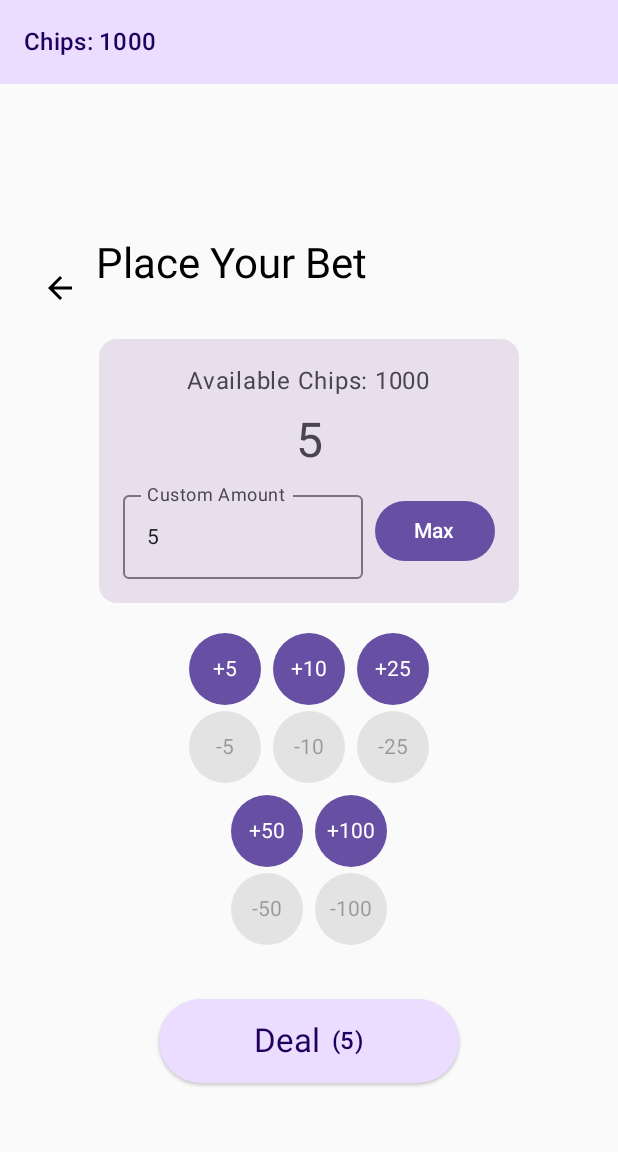
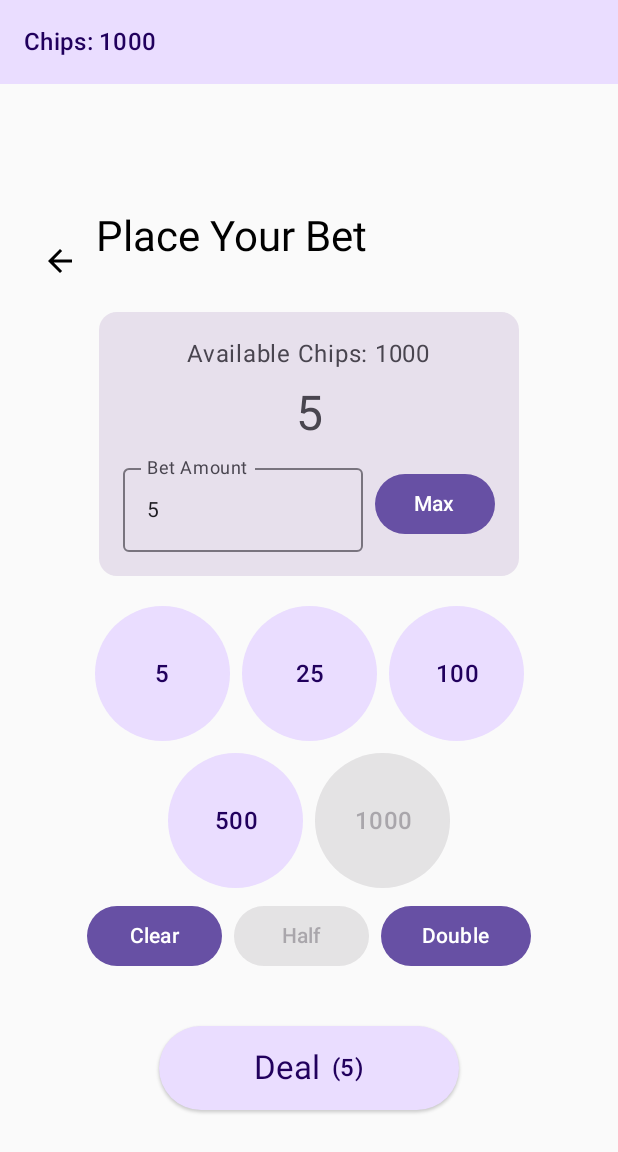
Before and after one commit to smbock42/CSC-436, an Android app built with Jetpack Compose: the BlackjackScreen screen opened through its navigation route, on a phone screen of 412 x 824 dp. Shown: the top 1152 px of the screen. Run offline under Robolectric (Android 15) with nearby library versions, the phone set to English and light mode, and no system bars.

Commit message:
feat: update BettingScreen to handle bet input as string, improve chip management, and add quick action buttons

```diff
--- a/BlackjackGame/app/src/main/java/com/sambock/blackjackgame/ui/BettingScreen.kt
+++ b/BlackjackGame/app/src/main/java/com/sambock/blackjackgame/ui/BettingScreen.kt
@@ -4,11 +4,11 @@ import androidx.compose.foundation.layout.*
 import androidx.compose.foundation.text.KeyboardOptions
 import androidx.compose.material.icons.Icons
 import androidx.compose.material.icons.automirrored.filled.ArrowBack
-import androidx.compose.material.icons.filled.ArrowBack
 import androidx.compose.material3.*
 import androidx.compose.runtime.*
 import androidx.compose.ui.Alignment
 import androidx.compose.ui.Modifier
+import androidx.compose.ui.text.style.TextAlign
 import androidx.compose.ui.text.input.KeyboardType
 import androidx.compose.ui.unit.dp
 import androidx.navigation.NavController
@@ -20,7 +20,7 @@ fun BettingScreen(
     navController: NavController,
     modifier: Modifier = Modifier
 ) {
-    var currentBet by remember { mutableStateOf(5) } // Default minimum bet
+    var currentBet by remember { mutableStateOf("5") } // Store as string to handle empty input
 
     Column(
         modifier = modifier
@@ -60,7 +60,7 @@ fun BettingScreen(
                     style = MaterialTheme.typography.bodyLarge
                 )
                 Text(
-                    text = "$currentBet",
+                    text = currentBet.ifEmpty { "0" },
                     style = MaterialTheme.typography.headlineLarge,
                     modifier = Modifier.padding(vertical = 8.dp)
                 )
@@ -70,15 +70,14 @@ fun BettingScreen(
                     verticalAlignment = Alignment.CenterVertically
                 ) {
                     OutlinedTextField(
-                        value = currentBet.toString(),
+                        value = currentBet,
                         onValueChange = { newValue ->
-                            val newBet = newValue.toIntOrNull() ?: 0
-                            currentBet = newBet
-                            if (newBet in 5..maxBet) {
-                                currentBet = newBet
+                            // Allow empty or valid number
+                            if (newValue.isEmpty() || newValue.toIntOrNull() != null) {
+                                currentBet = newValue
                             }
                         },
-                        label = { Text("Custom Amount") },
+                        label = { Text("Bet Amount") },
                         modifier = Modifier.weight(1f),
                         keyboardOptions = KeyboardOptions(
                             keyboardType = KeyboardType.Number
@@ -86,8 +85,8 @@ fun BettingScreen(
                         singleLine = true
                     )
                     Button(
-                        onClick = { currentBet = maxBet },
-                        enabled = currentBet != maxBet,
+                        onClick = { currentBet = maxBet.toString() },
+                        enabled = currentBet.toIntOrNull() != maxBet,
                         modifier = Modifier.width(80.dp)
                     ) {
                         Text("Max")
@@ -96,41 +95,65 @@ fun BettingScreen(
             }
         }
 
-        // Quick adjust chips
+        // Casino-style chip buttons
         Column(
             horizontalAlignment = Alignment.CenterHorizontally,
             modifier = Modifier.padding(bottom = 16.dp)
         ) {
-            listOf(5, 10, 25, 50, 100).chunked(3).forEach { row ->
+            val chipValues = listOf(5, 25, 100, 500, 1000)
+            chipValues.chunked(3).forEach { row ->
                 Row(
                     horizontalArrangement = Arrangement.spacedBy(8.dp),
                     modifier = Modifier.padding(vertical = 4.dp)
                 ) {
-                    row.forEach { amount ->
-                        Column {
-                            FilledIconButton(
-                                onClick = {
-                                    val newBet = currentBet + amount
-                                    if (newBet <= maxBet) currentBet = newBet
-                                },
-                                enabled = currentBet + amount <= maxBet,
-                                modifier = Modifier.size(48.dp)
-                            ) {
-                                Text("+$amount")
-                            }
-                            Spacer(Modifier.height(4.dp))
-                            FilledIconButton(
-                                onClick = {
-                                    val newBet = currentBet - amount
-                                    if (newBet >= 5) currentBet = newBet
-                                },
-                                enabled = currentBet > amount,
-                                modifier = Modifier.size(48.dp)
-                            ) {
-                                Text("-$amount")
-                            }
+                    row.forEach { value ->
+                        ChipButton(
+                            value = value,
+                            onClick = {
+                                val currentValue = currentBet.toIntOrNull() ?: 0
+                                val newValue = currentValue + value
+                                if (newValue <= maxBet) {
+                                    currentBet = newValue.toString()
+                                }
+                            },
+                            enabled = (currentBet.toIntOrNull() ?: 0) + value <= maxBet
+                        )
+                    }
+                }
+            }
+            // Quick action buttons
+            Row(
+                horizontalArrangement = Arrangement.spacedBy(8.dp),
+                modifier = Modifier.padding(vertical = 4.dp)
+            ) {
+                Button(
+                    onClick = { currentBet = "" },
+                    modifier = Modifier.width(90.dp)
+                ) {
+                    Text("Clear")
+                }
+                Button(
+                    onClick = {
+                        val current = currentBet.toIntOrNull() ?: 0
+                        currentBet = (current / 2).coerceAtLeast(5).toString()
+                    },
+                    modifier = Modifier.width(90.dp),
+                    enabled = currentBet.toIntOrNull() ?: 0 > 5
+                ) {
+                    Text("Half")
+                }
+                Button(
+                    onClick = {
+                        val current = currentBet.toIntOrNull() ?: 0
+                        val doubled = if (current == 0) 5 else current * 2
+                        if (doubled <= maxBet) {
+                            currentBet = doubled.toString()
                         }
-                    }
+                    },
+                    modifier = Modifier.width(100.dp),
+                    enabled = (currentBet.toIntOrNull() ?: 0) * 2 <= maxBet || currentBet.isEmpty()
+                ) {
+                    Text("Double")
                 }
             }
         }
@@ -138,17 +161,16 @@ fun BettingScreen(
         Spacer(modifier = Modifier.height(16.dp))
 
         // Deal button
+        val betAmount = currentBet.toIntOrNull() ?: 0
         ElevatedButton(
             onClick = {
-                if (currentBet in 5..maxBet) {
-                    println("BettingScreen: Placing bet of $currentBet")
-                    onBetPlaced(currentBet)
-                } else {
-                    println("BettingScreen: Invalid bet amount: $currentBet (max: $maxBet)")
+                if (betAmount in 5..maxBet) {
+                    println("BettingScreen: Placing bet of $betAmount")
+                    onBetPlaced(betAmount)
                 }
             },
             modifier = Modifier.size(width = 200.dp, height = 56.dp),
-            enabled = currentBet >= 5 && currentBet <= maxBet,
+            enabled = betAmount >= 5 && betAmount <= maxBet,
             colors = ButtonDefaults.elevatedButtonColors(
                 containerColor = MaterialTheme.colorScheme.primaryContainer,
                 contentColor = MaterialTheme.colorScheme.onPrimaryContainer
@@ -163,7 +185,7 @@ fun BettingScreen(
                     style = MaterialTheme.typography.titleLarge
                 )
                 Text(
-                    "($currentBet)",
+                    "($betAmount)",
                     style = MaterialTheme.typography.titleMedium
                 )
             }
@@ -174,21 +196,25 @@ fun BettingScreen(
 @Composable
 private fun ChipButton(
     value: Int,
-    currentBet: Int,
-    maxBet: Int,
-    onClick: () -> Unit
+    onClick: () -> Unit,
+    enabled: Boolean = true
 ) {
     Button(
         onClick = onClick,
-        enabled = value <= maxBet,
+        enabled = enabled,
+        modifier = Modifier.size(90.dp),
         colors = ButtonDefaults.buttonColors(
-            containerColor = if (currentBet == value)
-                MaterialTheme.colorScheme.primary
-            else
-                MaterialTheme.colorScheme.secondary
-        ),
-        modifier = Modifier.size(64.dp)
+            containerColor = MaterialTheme.colorScheme.primaryContainer,
+            contentColor = MaterialTheme.colorScheme.onPrimaryContainer
+        )
     ) {
-        Text("$value")
+        // Choose text style based on number length
+        val style = MaterialTheme.typography.titleMedium
+
+        Text(
+            text = value.toString(),
+            style = style,
+            textAlign = TextAlign.Center
+        )
     }
 }
```
